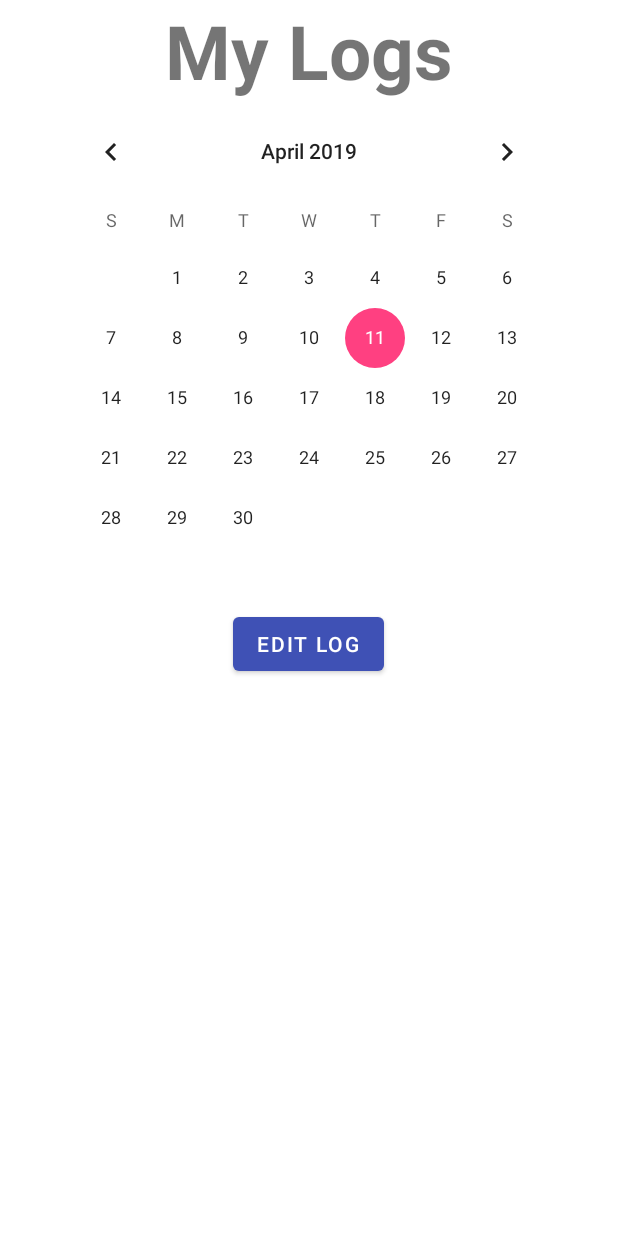
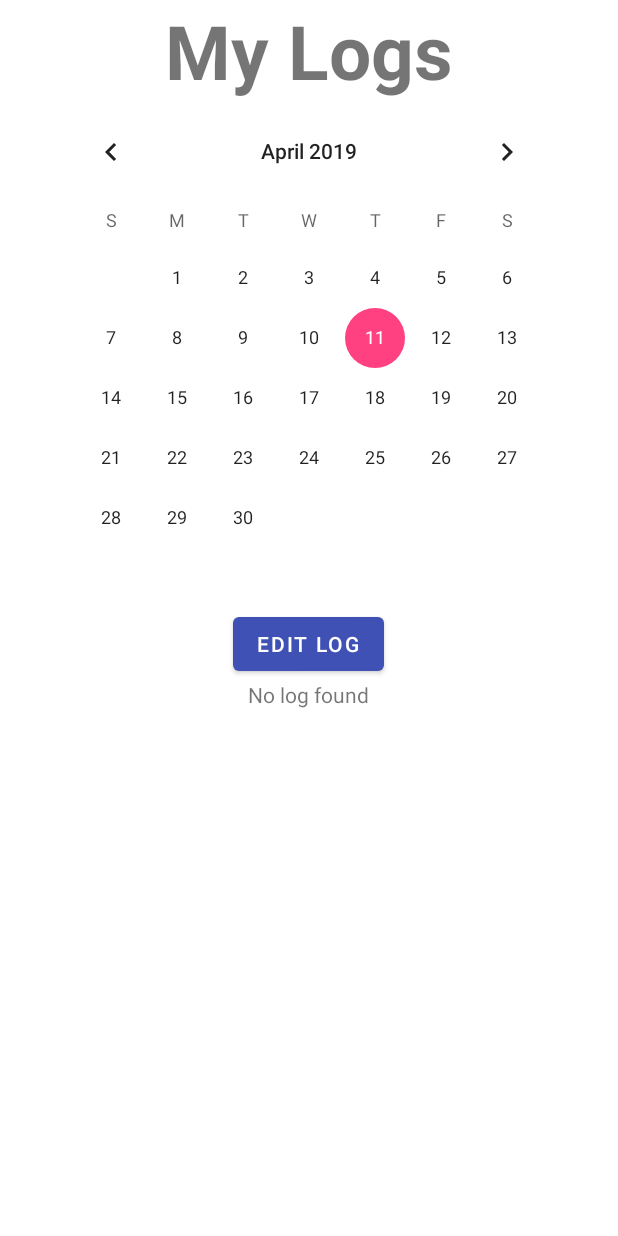
Before and after one commit to JavierTSalas/GymTracker, an Android app: the LogFragment screen opened through its navigation route, on a phone screen of 412 x 824 dp. Run offline under Robolectric (Android 15) with nearby library versions, the phone set to English and light mode, and no system bars; our stand-ins replace Firebase (no records; nobody signed in at launch, a user with empty details on screens opened directly), Room's generated code, navigation-ui; libraries missing offline, so code that uses them is left out: com.firebase.ui.

Commit message:
Log Updating
display info from __local__ database in textview below calendar. next commit for editing / inserting.

```diff
--- a/app/src/main/java/edu/fsu/cs/cen4020/gymtracker/LogFragment.java
+++ b/app/src/main/java/edu/fsu/cs/cen4020/gymtracker/LogFragment.java
@@ -6,6 +6,7 @@ import androidx.annotation.NonNull;
 import androidx.annotation.Nullable;
 import androidx.annotation.RequiresApi;
 import androidx.fragment.app.Fragment;
+import androidx.lifecycle.Observer;
 
 import android.util.Log;
 import android.view.LayoutInflater;
@@ -13,8 +14,10 @@ import android.view.View;
 import android.view.ViewGroup;
 import android.widget.Button;
 import android.widget.CalendarView;
+import android.widget.TextView;
 
 import java.io.File;
+import java.text.SimpleDateFormat;
 import java.time.LocalDate;
 import java.time.ZoneId;
 import java.util.Date;
@@ -25,8 +28,9 @@ public class LogFragment extends Fragment {
     private View view;
     private CalendarView calendar;
     private Button editButton;
+    private TextView logTextView;
     private String currDate;
-    private LogDatabase db;
+    private LogRepository db;
 
 
     @RequiresApi(api = Build.VERSION_CODES.O)
@@ -35,10 +39,15 @@ public class LogFragment extends Fragment {
     public View onCreateView(@NonNull LayoutInflater inflater, @Nullable ViewGroup container, @Nullable Bundle savedInstanceState) {
         view = inflater.inflate(R.layout.fragment_log,container,false);
 
+        db = new LogRepository(getContext());
+        //db.insertEntry("4112019", "bench press 32 reps");
+        if(db.getLog("4112019") == null) Log.d(TAG, "\n\nshit aint working\n\n");
+
         calendar = view.findViewById(R.id.logCalendar);
         editButton = view.findViewById(R.id.editLogButton);
+        logTextView = view.findViewById(R.id.logEntryTextView);
 
-        Date date = new Date(calendar.getDate());
+        final Date date = new Date(calendar.getDate());
         LocalDate localDate = date.toInstant().atZone(ZoneId.systemDefault()).toLocalDate(); //TODO:: requires higher API than 26 -- discuss implications and solutions later w team
         currDate = ""+localDate.getMonthValue()+localDate.getDayOfMonth()+localDate.getYear();
         //Log.d(TAG, currDate);
@@ -52,19 +61,45 @@ public class LogFragment extends Fragment {
         calendar.setOnDateChangeListener(new CalendarView.OnDateChangeListener() {
             @Override
             public void onSelectedDayChange(@NonNull CalendarView view, int year, int month, int dayOfMonth) {
-                currDate = ""+(month+1)+dayOfMonth+year;
-                //TODO::implement textview under to view log and update here ; edit log button should only be used to edit
-                //Log.d(TAG, currDate);
+                //MMDDYYYY
+                String sMonth = String.valueOf(month+1);
+                String sDay = String.valueOf(dayOfMonth);
+                if(month < 10){
+                    sMonth = "0"+sMonth;
+                }
+                if(dayOfMonth < 10){
+                    sDay = "0"+sDay;
+                }
+
+                currDate = sMonth+sDay+year;
+                displayLog(currDate);
             }
         });
 
+        SimpleDateFormat sdf = new SimpleDateFormat("MMddyyyy");
+        Date dateObj = new Date();
+        displayLog(sdf.format(dateObj));
+
+
         return view;
+    }
+
+    private void displayLog(String date){
+        Log.d(TAG, "display log for : "+date);
+        db.getLog(date).observe(getViewLifecycleOwner(), new Observer<LogEntry>() {
+            @Override
+            public void onChanged(LogEntry entry) {
+                if(entry != null)
+                    logTextView.setText(entry.getText());
+                else logTextView.setText("No log found");
+            }
+        });
     }
 
     private void editLog() {
         //TODO:: database
 
 
-        //TODO:: show toast with contents and allow for edit / save
+        //TODO:: show dialog with contents and allow for edit / save
     }
 }
--- a/app/src/main/res/layout/fragment_log.xml
+++ b/app/src/main/res/layout/fragment_log.xml
@@ -28,4 +28,12 @@
         android:layout_centerHorizontal="true"
         android:text="Edit Log" />
 
+    <TextView
+        android:id="@+id/logEntryTextView"
+        android:layout_width="wrap_content"
+        android:layout_height="wrap_content"
+        android:layout_below="@+id/editLogButton"
+        android:layout_centerHorizontal="true"
+        android:text="TextView" />
+
 </RelativeLayout>
```
